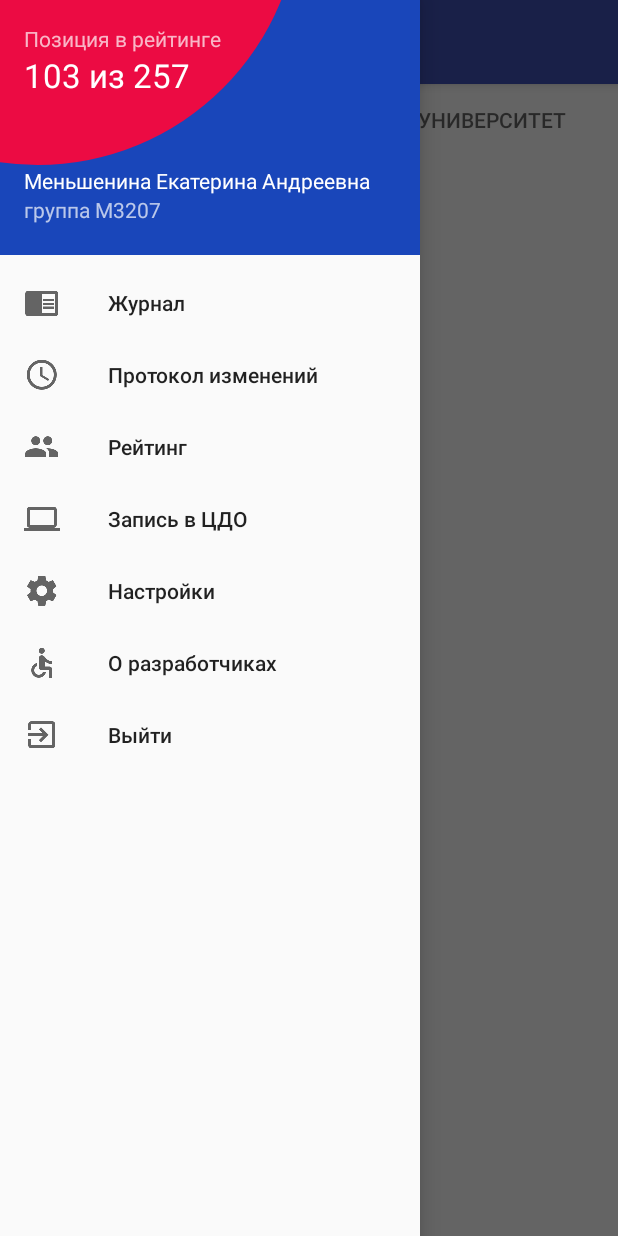
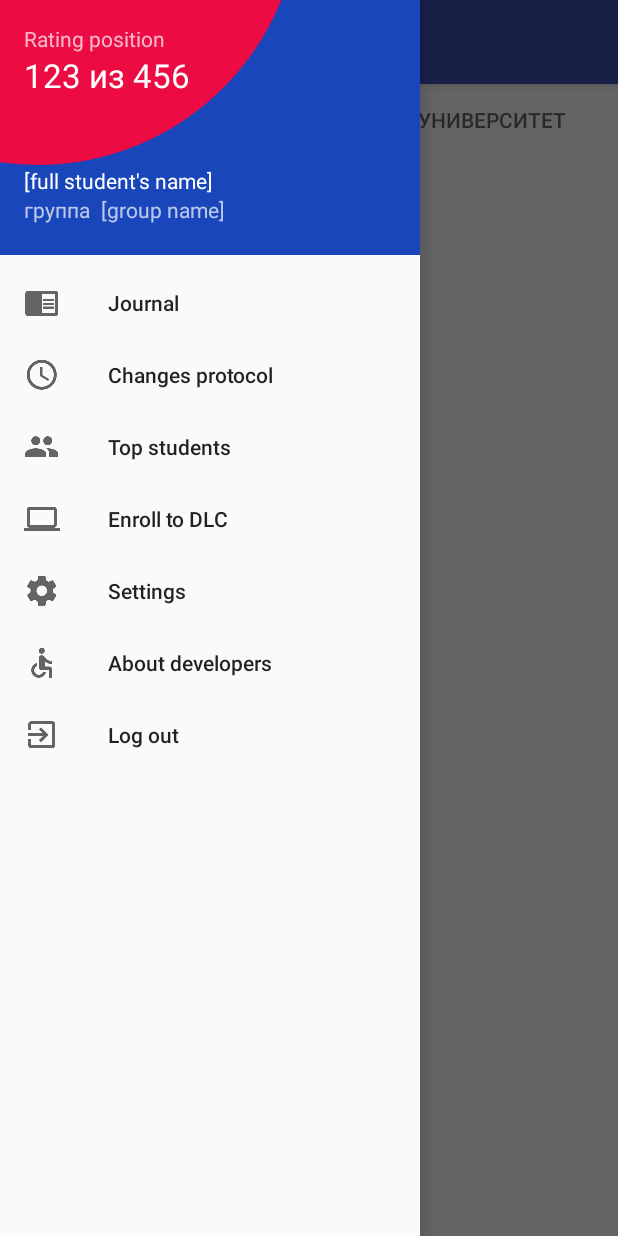
Before and after one commit to akvone/DLCIFMO, an Android app: the MainActivity screen opened directly, with no data from a screen before it, with the side drawer open, on a phone screen of 412 x 824 dp. Run offline under Robolectric (Android 15) with nearby library versions, the phone set to English and light mode, and no system bars; Roboto replaces fonts that are not available here; 11 statements that could not run were skipped.

Commit message:
refactored about activity:        now it is scrolling when screen is not long enough refactored main activity:        translated some strings        add listener on drawer header

```diff
--- /dev/null
+++ b/app/src/main/res/drawable-ru/ko.xml
@@ -0,0 +1,4 @@
+<?xml version="1.0" encoding="utf-8"?>
+<selector xmlns:android="http://schemas.android.com/apk/res/android">
+
+</selector>
--- a/app/src/main/res/layout/nav_header_main.xml
+++ b/app/src/main/res/layout/nav_header_main.xml
@@ -17,31 +17,50 @@
         android:layout_width="wrap_content"
         android:layout_height="wrap_content"
         android:textAppearance="?android:attr/textAppearanceSmall"
-        android:text="Позиция в рейтинге"
+        android:text="@string/position_in_rating"
         android:id="@+id/textView5"
         android:allowUndo="false" />
 
+
+    <LinearLayout
+        android:layout_width="match_parent"
+        android:layout_height="wrap_content"
+        android:orientation="horizontal">
 
         <TextView
             android:layout_width="wrap_content"
             android:layout_height="wrap_content"
             android:textAppearance="?android:attr/textAppearanceLarge"
-        android:text="103 из 257"
+            android:text="123 из 456"
             android:id="@+id/positionInRating" />
+
+    </LinearLayout>
 
     <TextView
         android:layout_width="match_parent"
         android:layout_height="wrap_content"
         android:paddingTop="@dimen/nav_header_vertical_spacing"
-        android:text="Меньшенина Екатерина Андреевна"
+        android:text="[full student's name]"
         android:id="@+id/userName"
         android:textAppearance="@style/TextAppearance.AppCompat.Body1"
         android:layout_marginTop="30dp" />
+
+    <LinearLayout
+        android:layout_width="match_parent"
+        android:layout_height="wrap_content"
+        android:orientation="horizontal">
+        <TextView
+            android:layout_width="wrap_content"
+            android:layout_height="wrap_content"
+            android:text="группа"
+            android:layout_marginRight="7dp" />
 
         <TextView
             android:id="@+id/groupName"
             android:layout_width="wrap_content"
             android:layout_height="wrap_content"
-        android:text="группа М3207" />
+            android:text="[group name]"/>
 
     </LinearLayout>
+
+</LinearLayout>
--- a/app/src/main/res/menu/activity_main_drawer.xml
+++ b/app/src/main/res/menu/activity_main_drawer.xml
@@ -5,31 +5,31 @@
         <item
             android:id="@+id/gradebook"
             android:icon="@drawable/ic_chrome_reader_mode_black_24dp"
-            android:title="Журнал" />
+            android:title="@string/journal" />
         <item
             android:id="@+id/change_protocol"
             android:icon="@drawable/ic_schedule_black_24dp"
-            android:title="Протокол изменений" />
+            android:title="@string/changes_protocol" />
         <item
             android:id="@+id/top_student"
             android:icon="@drawable/ic_people_black_24dp"
-            android:title="Рейтинг" />
+            android:title="@string/top_student" />
         <item
             android:id="@+id/testing_registration"
             android:icon="@drawable/ic_computer_black_24dp"
-            android:title="Запись в ЦДО" />
+            android:title="@string/enroll" />
         <item
             android:id="@+id/settings"
             android:icon="@drawable/ic_settings_black_24dp"
-            android:title="Настройки" />
+            android:title="@string/settings" />
         <item
             android:id="@+id/about"
             android:icon="@drawable/ic_accessible_black_24dp"
-            android:title="О разработчиках" />
+            android:title="@string/about_developers" />
         <item
             android:id="@+id/logout"
             android:icon="@drawable/ic_exit_to_app_black_24dp"
-            android:title="Выйти" />
+            android:title="@string/log_out" />
     </group>
 
 
--- a/app/src/main/res/values/strings.xml
+++ b/app/src/main/res/values/strings.xml
@@ -15,7 +15,7 @@
 
 
 
-    <!-- Strings related to activity_login -->
+    <!-- Strings related to login_activity -->
     <string name="title_activity_login">DLC authentication</string>
     <string name="error_field_required">This field is required</string>
     <string name="prompt_email">DLC login</string>
@@ -23,11 +23,20 @@
     <string name="action_log_in">Log in</string>
     <string name="action_skip_login">Skip authentication</string>
     <string name="error_incorrect_data">Data is incorrect</string>
+    <string name="action_sign_in_short">Sign in</string>
+
+    <!-- Strings related to main_activity -->
+    <string name="position_in_rating">Rating position</string>
+    <string name="journal">Journal</string>
+    <string name="changes_protocol">Changes protocol</string>
+    <string name="top_student">Top students</string>
+    <string name="enroll">Enroll to DLC</string>
+    <string name="settings">Settings</string>
+    <string name="about_developers">About developers</string>
+    <string name="log_out">Log out</string>
 
 
 
-
-    <string name="action_sign_in_short">Sign in</string>
     <!--<string name="error_invalid_email">This email address is invalid</string>-->
     <!--<string name="error_invalid_password">This password is too short</string>-->
 
@@ -105,9 +114,15 @@
     <string name="about_app_name">Distance Learning Center</string>
     <string name="about_contact_us">Contact us</string>
     <string name="journalTitle">Journal</string>
+    <string name="subjectTypeCredit">Зачёт</string>
+    <string name="subjectTypeExam">Экзамен</string>
+    <string name="subjectTypeCourse">Курсовая работа</string>
     <string name="first_semester">1 семестр</string>
     <string name="second_semester">2 семестр</string>
     <string name="error_swipe">Ошибка. Ёпта. потяни вниз, чтобы обновить</string>
     <string name="withdraw_book">Отозвать</string>
     <string name="delete">Удалить</string>
+
+
+
 </resources>
```
Also changed, not shown: app/src/main/java/com/akvone/dlcifmo/LoginModule/CheckLoginTask.java (+15 -0 lines), app/src/main/java/com/akvone/dlcifmo/LoginModule/LoginActivity.java (+16 -3 lines), app/src/main/java/com/akvone/dlcifmo/MainModule/GetRatingAndMoreTask.java (+23 -0 lines), app/src/main/java/com/akvone/dlcifmo/MainModule/MainActivity.java (+28 -5 lines), app/src/main/java/com/akvone/dlcifmo/MainModule/RatingDialog.java (added, +91 -0 lines), app/src/main/res/layout/actionbar_indeterminate_progress.xml (deleted, +0 -9 lines), app/src/main/res/layout/activity_about_content.xml (+12 -7 lines), app/src/main/res/layout/activity_login.xml (+22 -8 lines), app/src/main/res/drawable/itmo_small_white_eng.png (added), app/src/main/res/drawable/itmo_small_white_rus.png (added), 1 other file. Lines whose indentation alone changed are shown as unchanged.
